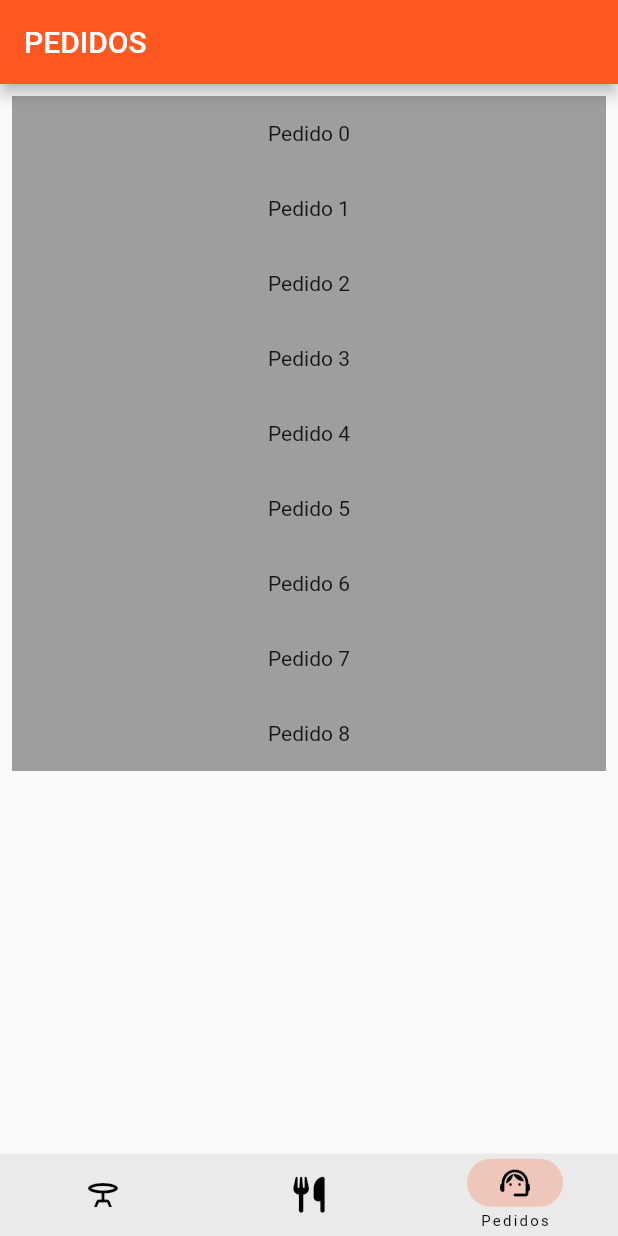
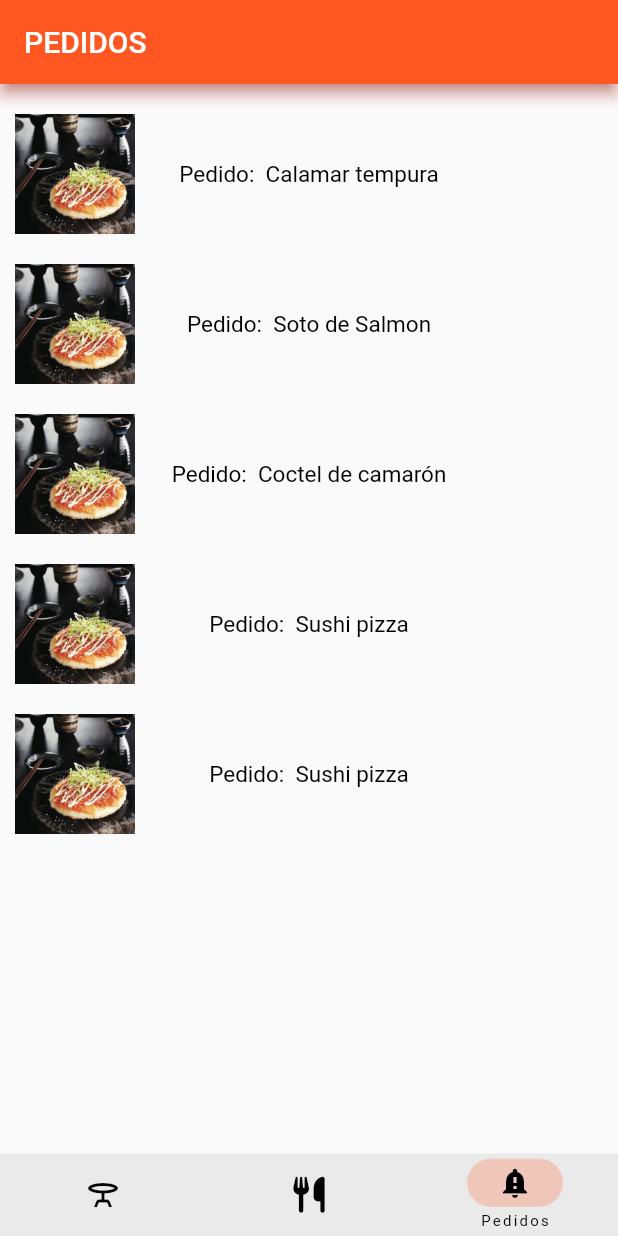
Before and after one commit to dasanchezga/on_your_table_waiter, a Flutter app: the IndexOrdersScreen screen opened by its route, item 3 of the bottom bar chosen, on a phone screen of 412 x 824 dp. Run offline on Flutter 3.47's test engine with Material 2 defaults, Android fonts, the phone set to English and light mode, and no system bars; our stand-ins replace animated_text_kit, dartz, equatable, flutter_riverpod, font_awesome_flutter, go_router and 4 more; missing offline and left inert: mobile_scanner; accounts and stored records are empty.

Commit message:
Estructura de mesas y de pedidos

```diff
--- a/lib/core/router/router.dart
+++ b/lib/core/router/router.dart
@@ -24,7 +24,7 @@ class CustomRouter {
   }
 
   final goRouter = GoRouter(
-    initialLocation: OnBoarding.route,
+    initialLocation: IndexOrdersScreen.route,
     errorBuilder: (context, state) {
       if (state.error == null) {
         return const ErrorScreen();
--- a/lib/ui/orders/index_orders_screen.dart
+++ b/lib/ui/orders/index_orders_screen.dart
@@ -16,6 +16,25 @@ class IndexOrdersScreen extends ConsumerStatefulWidget {
 
 class _IndexOrdersScreenState extends ConsumerState<IndexOrdersScreen> {
   int selectedIndex = 0;
+  late List<bool> _selected;
+  bool isSelectionMode = false;
+
+  @override
+  void initState(){
+    super.initState();
+    initializeSelection();
+  }
+
+  void initializeSelection(){
+    _selected = List<bool>.generate(10, (_) => false);
+  }
+
+  @override
+  void dispose(){
+    _selected.clear();
+    super.dispose();
+  }
+
   @override
   Widget build(BuildContext context) {
     return Scaffold(
@@ -34,14 +53,22 @@ class _IndexOrdersScreenState extends ConsumerState<IndexOrdersScreen> {
             label: 'Menu',
           ),
           NavigationDestination(
-            icon: Icon(Icons.support_agent_rounded),
+            icon: Icon(Icons.notification_important),
             label: 'Pedidos',
           ),
         ],
       ),
       body: AnimatedSwitcher(
         duration: const Duration(milliseconds: 150),
-        child: const [TablesScreen(),MenuScreen(),OrdersScreen()][selectedIndex],
+        child:  [TablesScreen(
+          isSelectionMode: isSelectionMode,
+          selectedList: _selected,
+          onSelectionChange: (bool x){
+            setState(() {
+              isSelectionMode = x;
+            });
+          },
+        ),const MenuScreen(),const OrdersScreen()][selectedIndex],
       ),
     );
   }
--- a/lib/ui/orders/orders_screen.dart
+++ b/lib/ui/orders/orders_screen.dart
@@ -1,6 +1,4 @@
-import 'dart:ui';
 import 'package:flutter/material.dart';
-import 'package:flutter/services.dart';
 import 'package:flutter_riverpod/flutter_riverpod.dart';
 
 class OrdersScreen extends ConsumerStatefulWidget {
@@ -11,22 +9,39 @@ class OrdersScreen extends ConsumerStatefulWidget {
 }
 
 class _OrdersScreenState extends ConsumerState<OrdersScreen> {
+   final List<dynamic> items = ["Sushi pizza","Ninja Roll","Soto de Salmon","Coctel de camarón", "Calamar tempura","Langostinos rebozados", "Tuna tataki"];
 
   @override
   Widget build(BuildContext context) {
     return Scaffold(
-      appBar: AppBar(title: const Text('PEDIDOS')),
+      appBar: AppBar(title: const Text('PEDIDOS'),shadowColor: Colors.red,),
       body: ListView.builder(
-        padding: const EdgeInsets.all(8),
-        itemCount: 9,
-        itemBuilder:(context, index){
+        padding: const EdgeInsets.all(10),
+        itemCount: 5,
+        itemBuilder:(context,index){
+          items.shuffle();
           return Container(
-            height: 50,
-            color: Colors.grey,
-            child: Center(child: Text('Pedido $index'))
+            height: 80,
+            decoration: const BoxDecoration(
+              image: DecorationImage(
+                image: AssetImage(
+                ('assets/images/2.jpg'),
+                ),
+                alignment: Alignment.topLeft,
+              )
+            ),
+            margin: const EdgeInsets.symmetric(vertical: 10),
+            child: Center(
+              child: Text('Pedido:  ${items[index]}',
+               style: const TextStyle(
+                color: Colors.black,
+                fontSize: 15
+               )
+              )
+            )
           );
         }
-      )  //=> Text('Item $index') ),
+      )
     );
   }
 }
--- a/pubspec.yaml
+++ b/pubspec.yaml
@@ -73,6 +73,7 @@ flutter:
   # To add assets to your application, add an assets section, like this:
   assets:
     - assets/lottie/
+    - assets/images/
   #   - images/a_dot_ham.jpeg
 
   # An image asset can refer to one or more resolution-specific "variants", see
```
Also changed, not shown: lib/ui/orders/tables_screen.dart (+83 -15 lines), assets/images/2.jpg (added).
